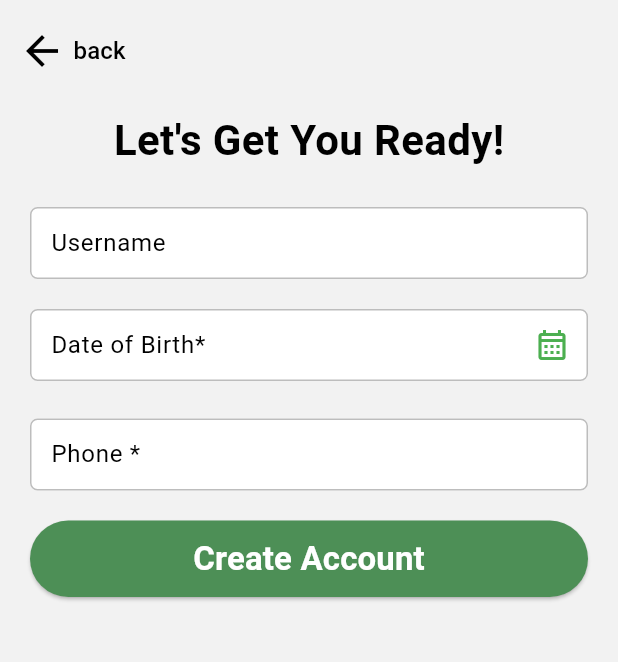
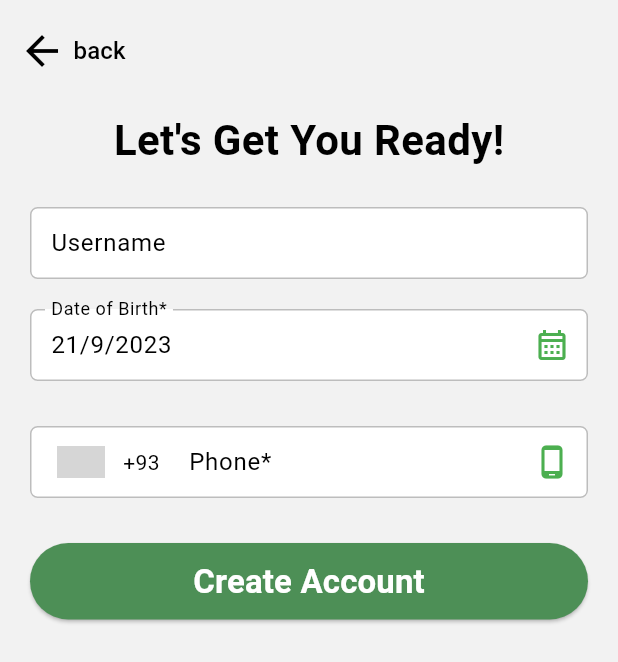
Before and after one commit to mahdi-dbouk/Floravert, a Flutter app: the Setup screen opened by its route, on a phone screen of 412 x 824 dp. Shown: the top 662 px of the screen. Run offline on Flutter 3.47's test engine with Material 2 defaults, Android fonts, the phone set to English and light mode, and no system bars; drawn by our look-alikes of intl_phone_number_input; our stand-ins replace datetime_picker_formfield_new, flutter_bloc; grey boxes are pictures that could not be loaded.

Commit message:
[Frontend > Mobile] Created Phone Number Input Field in Setup Screen

```diff
--- a/frontend/mobile/lib/screens/setup.dart
+++ b/frontend/mobile/lib/screens/setup.dart
@@ -1,7 +1,7 @@
 import 'package:datetime_picker_formfield_new/datetime_picker_formfield.dart';
 import 'package:intl/intl.dart';
-import 'package:flutter/cupertino.dart';
 import 'package:flutter/material.dart';
+import 'package:intl_phone_number_input/intl_phone_number_input.dart';
 import '/widgets/textinput.dart';
 
 class Setup extends StatefulWidget {
@@ -73,7 +73,8 @@ class _SetupState extends State<Setup> {
             Padding(
               padding: const EdgeInsets.symmetric(horizontal: 20, vertical: 10),
               child: DateTimeField(
-                format: DateFormat('dd/mm/yyyy'),
+                format: DateFormat('d/M/y'),
+                initialValue: DateTime.now(),
                 readOnly: true,
                 decoration: InputDecoration(
                     contentPadding: const EdgeInsets.symmetric(
@@ -110,11 +111,43 @@ class _SetupState extends State<Setup> {
                 },
               ),
             ),
-            TextInput(
-                controller: TextEditingController(),
-                label: "Phone *",
-                placeholder: "+0000 00000000",
-                isHidden: false),
+            Padding(
+              padding: const EdgeInsets.all(20),
+              child: InternationalPhoneNumberInput(
+                onInputChanged: (value) {},
+                selectorConfig: const SelectorConfig(
+                  selectorType: PhoneInputSelectorType.BOTTOM_SHEET,
+                  setSelectorButtonAsPrefixIcon: true,
+                  leadingPadding: 10.0,
+                ),
+                inputDecoration: InputDecoration(
+                    contentPadding: const EdgeInsets.symmetric(
+                        vertical: 10, horizontal: 10),
+                    fillColor: Colors.white,
+                    filled: true,
+                    labelText: "Phone*",
+                    hintText: "Phone*",
+                    hintStyle: TextStyle(
+                      color: Colors.grey.shade400,
+                      fontWeight: FontWeight.normal,
+                    ),
+                    enabledBorder: OutlineInputBorder(
+                      borderSide:
+                          BorderSide(color: Colors.grey.shade400, width: 1),
+                      borderRadius: BorderRadius.circular(5),
+                    ),
+                    focusedBorder: OutlineInputBorder(
+                      borderSide: BorderSide(
+                          color: Theme.of(context).colorScheme.primary,
+                          width: 1),
+                      borderRadius: BorderRadius.circular(5),
+                    ),
+                    suffixIcon: const Icon(
+                      Icons.phone_android_outlined,
+                      color: Colors.green,
+                    )),
+              ),
+            ),
             Padding(
               padding: const EdgeInsets.fromLTRB(20, 10, 20, 10),
               child: SizedBox(
```
